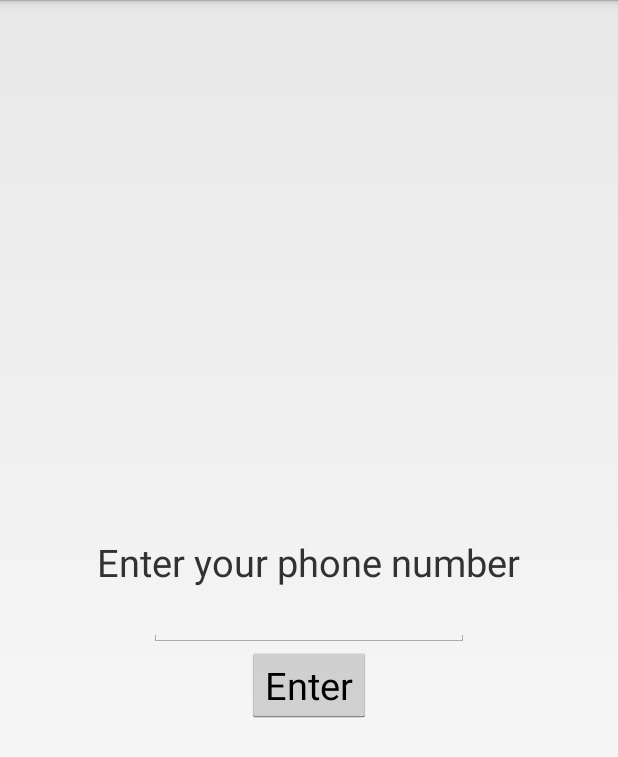
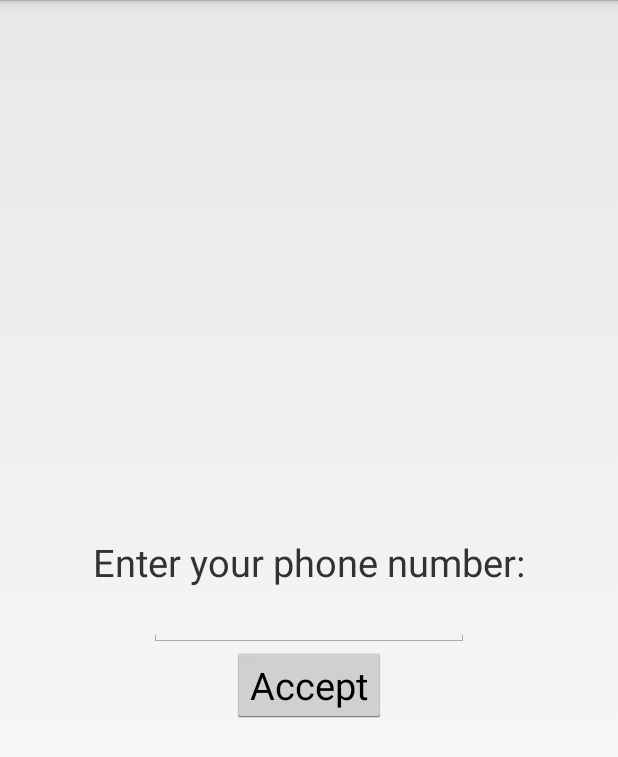
Before and after one commit to oskarjonefors/Sikkr, an Android app: the screen it shows after launch (InputScreen), on a phone screen of 412 x 824 dp. Shown: the top 757 px of the screen. Run offline under Robolectric (Android 15) with nearby library versions, the phone set to English and light mode, and no system bars.

Commit message:
Added localized strings for input screen.

```diff
--- a/app/src/main/res/layout/inputscreen_layout.xml
+++ b/app/src/main/res/layout/inputscreen_layout.xml
@@ -15,7 +15,7 @@
     <TextView
         android:layout_width="wrap_content"
         android:layout_height="wrap_content"
-        android:text="Enter your phone number"
+        android:text="@string/enter_your_phone_number"
         android:id="@+id/textView"
         android:textSize="25dp"
         android:layout_above="@+id/editText"
@@ -24,7 +24,7 @@
     <Button
         android:layout_width="wrap_content"
         android:layout_height="wrap_content"
-        android:text="Enter"
+        android:text="@string/accept"
         android:id="@+id/button"
         android:layout_below="@+id/editText"
         android:layout_centerHorizontal="true"
--- a/app/src/main/res/values/strings.xml
+++ b/app/src/main/res/values/strings.xml
@@ -2,6 +2,8 @@
 <resources>
 
     <string name="app_name">Sikkr</string>
+    <string name="enter_your_phone_number">"Enter your phone number:"</string>
+    <string name="accept">"Accept"</string>
     <string name="action_settings">Settings</string>
     <string name="calls">Calls</string>
     <string name="favorites">Favorites</string>
```
Also changed, not shown: 1 other file.
